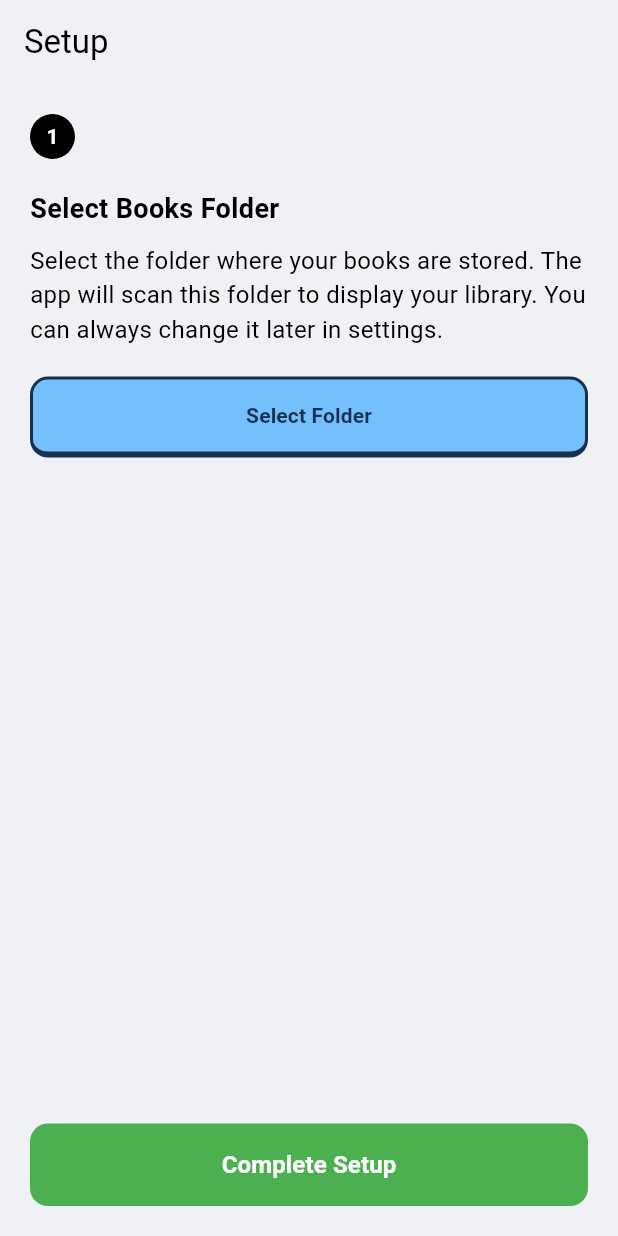
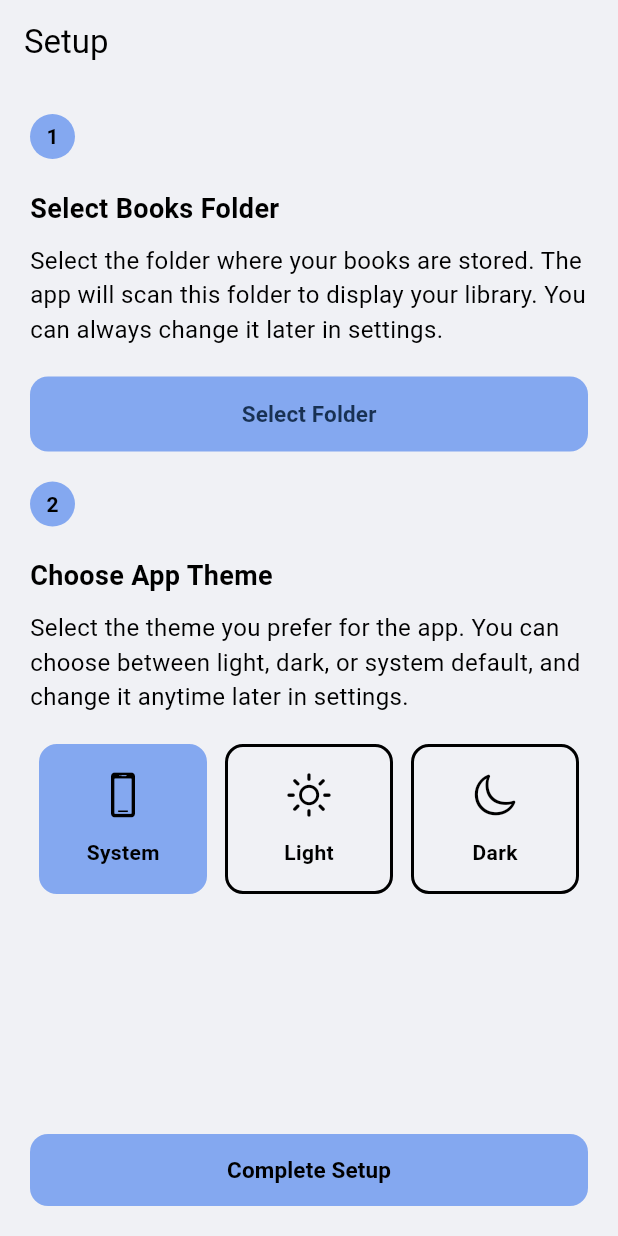
Before and after one commit to Bryan141816/firefly_books, a Flutter app: the screen it shows after launch, on a phone screen of 412 x 824 dp. Run offline on Flutter 3.47's test engine with Material 3 defaults, Android fonts, the phone set to English and light mode, and no system bars; our stand-ins replace file_picker, permission_handler, shared_preferences, sqflite, webview_flutter; accounts and stored records are empty.

Commit message:
update: Added theme selector in setup screen and added settings screen.

```diff
--- a/lib/core/data/epub/epub_file_handler.dart
+++ b/lib/core/data/epub/epub_file_handler.dart
@@ -10,6 +10,8 @@ class EpubFileHandler {
   static final EpubFileHandler _instance = EpubFileHandler._internal();
 
   List<EpubBook>? _books;
+
+  late String lastPathRead;
 
   // Factory constructor always returns the same instance
   factory EpubFileHandler() {
--- a/lib/core/data/local/shared_preferences_handle.dart
+++ b/lib/core/data/local/shared_preferences_handle.dart
@@ -1,3 +1,4 @@
+import 'package:flutter/material.dart';
 import 'package:shared_preferences/shared_preferences.dart';
 
 class PrefsService {
@@ -38,12 +39,30 @@ class PrefsService {
   // App-specific shortcuts
   // -----------------------------
   static const _booksDirectoryKey = 'booksDirectory';
+  static const _themeMode = 'theme_mode';
   static const _setupCompleteKey = 'setupComplete';
 
   String get booksDirectory => _prefs.getString(_booksDirectoryKey) ?? "";
 
   Future<void> setBooksDirectory(String value) =>
       _prefs.setString(_booksDirectoryKey, value);
+  ThemeMode get themeMode {
+    final value = _prefs.getString(_themeMode);
+
+    switch (value) {
+      case 'light':
+        return ThemeMode.light;
+      case 'dark':
+        return ThemeMode.dark;
+      case 'system':
+      default:
+        return ThemeMode.system;
+    }
+  }
+
+  Future<void> setTheme(ThemeMode theme) async {
+    await _prefs.setString(_themeMode, theme.name);
+  }
 
   bool get setupComplete => _prefs.getBool(_setupCompleteKey) ?? false;
 
--- /dev/null
+++ b/lib/core/theme/theme_notifier.dart
@@ -0,0 +1,3 @@
+import 'package:flutter/material.dart';
+
+final themeModeNotifier = ValueNotifier<ThemeMode>(ThemeMode.system);
--- /dev/null
+++ b/lib/features/components/theme_selector.dart
@@ -0,0 +1,100 @@
+import 'package:flutter/cupertino.dart';
+import 'package:flutter/material.dart';
+
+class ThemeSelector extends StatelessWidget {
+  final ThemeMode selected;
+  final ValueChanged<ThemeMode> onChanged;
+
+  const ThemeSelector({
+    super.key,
+    required this.selected,
+    required this.onChanged,
+  });
+
+  @override
+  Widget build(BuildContext context) {
+    return Row(
+      children: [
+        _ThemeOption(
+          icon: CupertinoIcons.device_phone_portrait,
+          label: 'System',
+          isSelected: selected == ThemeMode.system,
+          onTap: () => onChanged(ThemeMode.system),
+        ),
+        _ThemeOption(
+          icon: CupertinoIcons.sun_max,
+          label: 'Light',
+          isSelected: selected == ThemeMode.light,
+          onTap: () => onChanged(ThemeMode.light),
+        ),
+        _ThemeOption(
+          icon: CupertinoIcons.moon,
+          label: 'Dark',
+          isSelected: selected == ThemeMode.dark,
+          onTap: () => onChanged(ThemeMode.dark),
+        ),
+      ],
+    );
+  }
+}
+
+class _ThemeOption extends StatelessWidget {
+  final IconData icon;
+  final String label;
+  final bool isSelected;
+  final VoidCallback onTap;
+
+  const _ThemeOption({
+    required this.icon,
+    required this.label,
+    required this.isSelected,
+    required this.onTap,
+  });
+
+  @override
+  Widget build(BuildContext context) {
+    return Expanded(
+      child: GestureDetector(
+        onTap: onTap,
+        child: Container(
+          margin: const EdgeInsets.symmetric(horizontal: 6),
+          padding: const EdgeInsets.symmetric(vertical: 16),
+          decoration: BoxDecoration(
+            color: isSelected
+                ? Theme.of(context).colorScheme.primary
+                : Theme.of(context).colorScheme.surface,
+            borderRadius: BorderRadius.circular(12),
+            border: Border.all(
+              color: isSelected
+                  ? Theme.of(context).colorScheme.primary
+                  : Theme.of(context).colorScheme.onSurface,
+              width: 2,
+            ),
+          ),
+          child: Column(
+            mainAxisSize: MainAxisSize.min,
+            children: [
+              Icon(
+                icon,
+                size: 32,
+                color: isSelected
+                    ? Theme.of(context).colorScheme.onPrimary
+                    : Theme.of(context).colorScheme.onSurface,
+              ),
+              const SizedBox(height: 12),
+              Text(
+                label,
+                style: TextStyle(
+                  fontWeight: FontWeight.w600,
+                  color: isSelected
+                      ? Theme.of(context).colorScheme.onPrimary
+                      : Theme.of(context).colorScheme.onSurface,
+                ),
+              ),
+            ],
+          ),
+        ),
+      ),
+    );
+  }
+}
--- a/lib/features/pages/setup_page.dart
+++ b/lib/features/pages/setup_page.dart
@@ -1,5 +1,9 @@
 import 'package:firefly_books/app.dart';
 import 'package:firefly_books/core/data/local/shared_preferences_handle.dart';
+import 'package:firefly_books/core/theme/theme_notifier.dart';
+import 'package:firefly_books/features/components/directory_edit.dart';
+import 'package:firefly_books/features/components/theme_selector.dart';
+import 'package:firefly_books/presentation/steps/steps.dart';
 import 'package:flutter/material.dart';
 import 'package:permission_handler/permission_handler.dart';
 import 'package:file_picker/file_picker.dart';
@@ -14,7 +18,7 @@ class SetupPage extends StatefulWidget {
 class _SetupPageState extends State<SetupPage> {
   bool _storageGranted = false;
   String? _selectedFolder;
-
+  ThemeMode _themeMode = ThemeMode.system;
   @override
   void initState() {
     super.initState();
@@ -47,8 +51,14 @@ class _SetupPageState extends State<SetupPage> {
       setState(() {
         _selectedFolder = folderPath;
       });
-      print('Selected folder: $folderPath');
     }
+  }
+
+  void onThemeSelect(ThemeMode theme) {
+    themeModeNotifier.value = theme;
+    setState(() {
+      _themeMode = theme;
+    });
   }
 
   // Complete setup and save to SharedPreferences
@@ -61,6 +71,7 @@ class _SetupPageState extends State<SetupPage> {
     }
 
     await PrefsService.instance.setBooksDirectory(_selectedFolder!);
+    await PrefsService.instance.setTheme(_themeMode);
     await PrefsService.instance.setSetupComplete(true);
 
     Navigator.pushAndRemoveUntil(
@@ -82,93 +93,70 @@ class _SetupPageState extends State<SetupPage> {
           crossAxisAlignment: CrossAxisAlignment.start,
           children: [
             // Step 1 circle
-            Container(
-              width: 30,
-              height: 30,
-              decoration: BoxDecoration(
-                color: Theme.of(context).colorScheme.onPrimary,
-                shape: BoxShape.circle,
+            StepsIndicator(
+              count: "1",
+              title: "Select Books Folder",
+              description:
+                  "Select the folder where your books are stored. The app will scan this folder to display your library. You can always change it later in settings.",
             ),
-              alignment: Alignment.center,
-              child: const Text(
-                "1",
-                style: TextStyle(
-                  color: Colors.white,
-                  fontWeight: FontWeight.bold,
-                ),
-              ),
-            ),
-            const SizedBox(height: 20),
-            // Title
-            const Text(
-              "Select Books Folder",
-              style: TextStyle(fontSize: 18, fontWeight: FontWeight.bold),
-            ),
-            const SizedBox(height: 10),
-            // Description
-            const Text(
-              "Select the folder where your books are stored. The app will scan this folder to display your library. You can always change it later in settings.",
-              style: TextStyle(fontSize: 16),
-            ),
+
             const SizedBox(height: 20),
             // Folder picker button
-            Container(
+            _selectedFolder == null
+                ? Container(
                     width: double.infinity,
+                    height: 50,
                     decoration: BoxDecoration(
-                color: Color.fromARGB(255, 116, 192, 252),
-                border: const Border(
-                  top: BorderSide(
-                    color: Color.fromARGB(255, 24, 49, 83),
-                    width: 2,
-                  ),
-                  left: BorderSide(
-                    color: Color.fromARGB(255, 24, 49, 83),
-                    width: 2,
-                  ),
-                  right: BorderSide(
-                    color: Color.fromARGB(255, 24, 49, 83),
-                    width: 2,
-                  ),
-                  bottom: BorderSide(
-                    color: Color.fromARGB(255, 24, 49, 83),
-                    width: 4,
-                  ),
-                ),
+                      color: Theme.of(context).colorScheme.primary,
                       borderRadius: BorderRadius.circular(12),
                     ),
+                    padding: const EdgeInsets.symmetric(horizontal: 12),
                     child: TextButton(
                       onPressed: _pickFolder,
                       style: TextButton.styleFrom(
                         backgroundColor: Colors.transparent,
-                  foregroundColor: Color.fromARGB(255, 24, 49, 83),
+                        foregroundColor: const Color.fromARGB(255, 24, 49, 83),
                         padding: const EdgeInsets.symmetric(vertical: 14),
                       ),
-                child: Text(
-                  _selectedFolder == null
-                      ? 'Select Folder'
-                      : _selectedFolder.toString(),
-                  style: const TextStyle(fontWeight: FontWeight.bold),
+                      child: const Text(
+                        'Select Folder',
+                        style: TextStyle(
+                          fontWeight: FontWeight.bold,
+                          fontSize: 15,
                         ),
                       ),
                     ),
+                  )
+                : DirectoryEdit(
+                    onPressed: _pickFolder,
+                    selectedFolder: _selectedFolder ?? "",
+                  ),
+            const SizedBox(height: 20),
+            StepsIndicator(
+              count: "2",
+              title: "Choose App Theme",
+              description:
+                  "Select the theme you prefer for the app. You can choose between light, dark, or system default, and change it anytime later in settings.",
+            ),
+            const SizedBox(height: 20),
+            ThemeSelector(selected: _themeMode, onChanged: onThemeSelect),
 
             const Spacer(), // pushes the complete button to the bottom
             // Complete button
             Container(
               width: double.infinity,
               decoration: BoxDecoration(
-                color: Colors.green,
+                color: Theme.of(context).colorScheme.primary,
                 borderRadius: BorderRadius.circular(12),
               ),
               child: TextButton(
                 onPressed: _completeSetup,
                 style: TextButton.styleFrom(
-                  foregroundColor: Colors.white,
-                  padding: const EdgeInsets.symmetric(vertical: 16),
+                  foregroundColor: Theme.of(context).colorScheme.onPrimary,
                 ),
                 child: const Text(
                   'Complete Setup',
-                  style: TextStyle(fontWeight: FontWeight.bold, fontSize: 16),
+                  style: TextStyle(fontWeight: FontWeight.bold, fontSize: 15),
                 ),
               ),
             ),
--- a/lib/main.dart
+++ b/lib/main.dart
@@ -1,6 +1,7 @@
 import 'package:firefly_books/app.dart';
 import 'package:firefly_books/core/configurations/routes.dart';
 import 'package:firefly_books/core/data/local/shared_preferences_handle.dart';
+import 'package:firefly_books/core/theme/theme_notifier.dart';
 import 'package:firefly_books/core/theme/themes.dart';
 import 'package:firefly_books/features/pages/setup_page.dart';
 import 'package:flutter/material.dart';
@@ -14,6 +15,8 @@ void main() async {
   await dbHelper.database;
   await PrefsService.instance.init();
 
+  themeModeNotifier.value = PrefsService.instance.themeMode;
+
   runApp(MyApp());
 }
 
@@ -23,12 +26,18 @@ class MyApp extends StatelessWidget {
   @override
   Widget build(BuildContext context) {
     final isSetupDone = PrefsService.instance.setupComplete;
-    return MaterialApp(
-      theme: AppTheme.light(),
-      darkTheme: AppTheme.dark(),
-      themeMode: ThemeMode.system,
-      onGenerateRoute: AppRoutes.generateRoute,
-      home: isSetupDone ? App() : SetupPage(),
+
+    return ValueListenableBuilder<ThemeMode>(
+      valueListenable: themeModeNotifier,
+      builder: (context, mode, _) {
+        return MaterialApp(
+          theme: AppTheme.light(),
+          darkTheme: AppTheme.dark(),
+          themeMode: mode,
+          onGenerateRoute: AppRoutes.generateRoute,
+          home: isSetupDone ? App() : SetupPage(),
+        );
+      },
     );
   }
 }
--- /dev/null
+++ b/lib/presentation/steps/steps.dart
@@ -0,0 +1,48 @@
+import 'package:flutter/material.dart';
+
+class StepsIndicator extends StatelessWidget {
+  final String count;
+  final String title;
+  final String description;
+
+  const StepsIndicator({
+    super.key,
+    required this.count,
+    required this.title,
+    required this.description,
+  });
+
+  @override
+  Widget build(BuildContext context) {
+    return Column(
+      crossAxisAlignment: CrossAxisAlignment.start,
+      children: [
+        Container(
+          width: 30,
+          height: 30,
+          decoration: BoxDecoration(
+            color: Theme.of(context).colorScheme.primary,
+            shape: BoxShape.circle,
+          ),
+          alignment: Alignment.center,
+          child: Text(
+            count,
+            style: TextStyle(
+              color: Theme.of(context).colorScheme.onPrimary,
+              fontWeight: FontWeight.bold,
+            ),
+          ),
+        ),
+        const SizedBox(height: 20),
+        // Title
+        Text(
+          title,
+          style: TextStyle(fontSize: 18, fontWeight: FontWeight.bold),
+        ),
+        const SizedBox(height: 10),
+        // Description
+        Text(description, style: TextStyle(fontSize: 16)),
+      ],
+    );
+  }
+}
```
Also changed, not shown: lib/app.dart (+2 -20 lines), lib/features/components/book_grid.dart (+16 -5 lines), lib/features/components/directory_edit.dart (added, +67 -0 lines), lib/features/pages/settings.dart (added, +162 -0 lines), lib/features/screens/settings_screen.dart (added, +11 -0 lines). Lines whose indentation alone changed are shown as unchanged.
